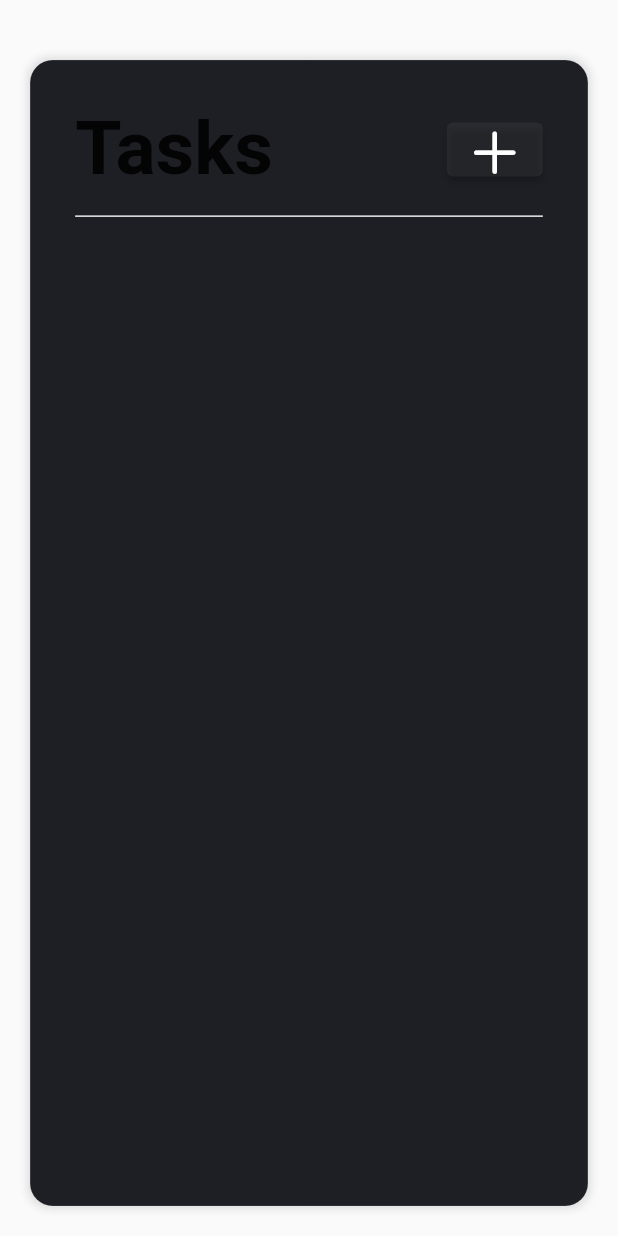
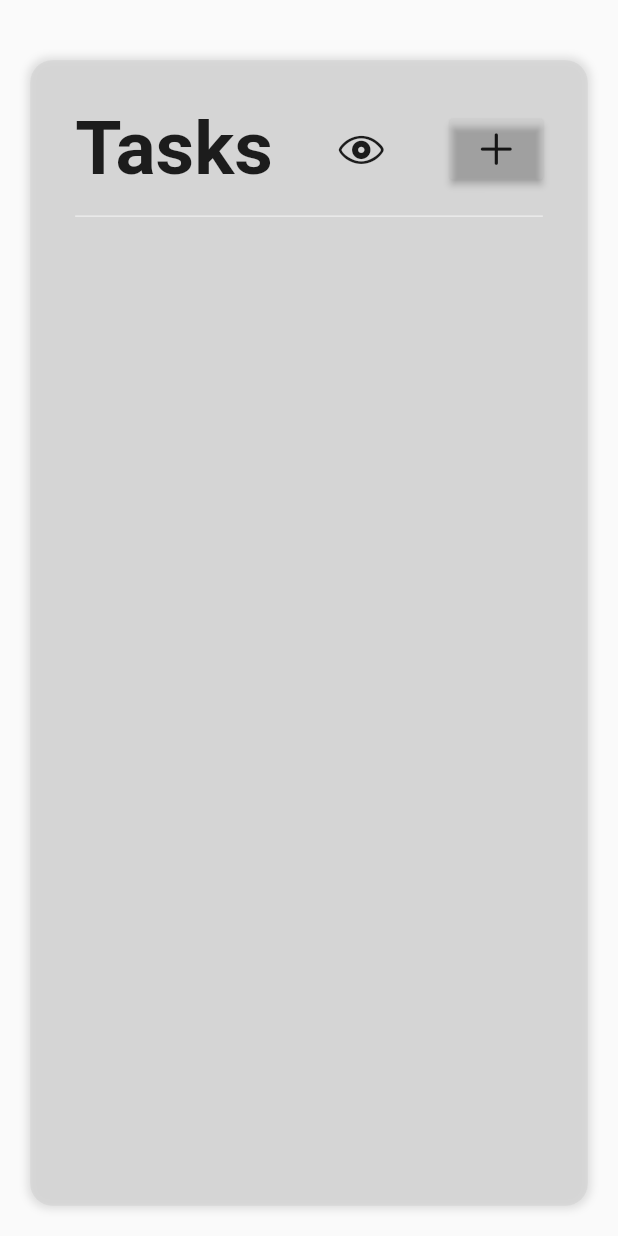
Before and after one commit to AkmalYu/TODO-list, a Flutter app: the screen it shows after launch, on a phone screen of 412 x 824 dp. Run offline on Flutter 3.47's test engine with Material 2 defaults, Android fonts, the phone set to English and light mode, and no system bars.

Commit message:
кнопка сменны темы

```diff
--- a/lib/main.dart
+++ b/lib/main.dart
@@ -1,41 +1,39 @@
 import 'package:flutter/cupertino.dart';
+import 'package:flutter/widgets.dart';
 import 'package:flutter/material.dart';
-
-ThemeData _darkTheme = ThemeData(
-  brightness: Brightness.dark,
-  primaryColor: const Color(0xFF1E1F25),
-);
-
-ThemeData _lightTheme = ThemeData(
-  brightness: Brightness.light,
-  primaryColor: Colors.white,
-);
 
 void main() => runApp(MyApp());
 
 class MyApp extends StatelessWidget {
+  final ValueNotifier<ThemeMode> _notifier = ValueNotifier(ThemeMode.light);
+
   @override
   Widget build(BuildContext context) {
+    return ValueListenableBuilder<ThemeMode>(
+      valueListenable: _notifier,
+      builder: (_, mode, __) {
         return MaterialApp(
-      theme: _lightTheme,
-      darkTheme: _darkTheme,
-      themeMode: ThemeMode.system,
+          theme: ThemeData.light(),
+          darkTheme: ThemeData.dark(),
+          themeMode: mode,
           home: Scaffold(
             body: Padding(
-          padding:
-              const EdgeInsets.only(top: 40, left: 20, right: 20, bottom: 20),
+              padding: const EdgeInsets.only(
+                  top: 40, left: 20, right: 20, bottom: 20),
               // отступы за пределами контейнера
               child: Container(
-            padding: EdgeInsets.only(top: 30, left: 30, right: 30, bottom: 20),
+                padding:
+                EdgeInsets.only(top: 30, left: 30, right: 30, bottom: 20),
                 //отступы внутри контейнера
                 decoration: BoxDecoration(
-                color: Color(0xFF1E1F25),
+                    color: Theme.of(context).splashColor,
                     boxShadow: [
                       BoxShadow(
                         color: Colors.grey.withOpacity(0.3),
                         spreadRadius: 2,
                         blurRadius: 4,
-                    offset: const Offset(0, 0), // changes pogsition of shadow
+                        offset:
+                        const Offset(0, 0), // changes pogsition of shadow
                       ),
                     ],
                     border: Border.all(
@@ -55,16 +53,31 @@ class MyApp extends StatelessWidget {
                             fontWeight: FontWeight.bold,
                           ),
                         ),
-                    ElevatedButton(
+                        ButtonTheme(
+                          minWidth: 20,
+                          height: 40,
+                          child: MaterialButton(
+                            onPressed: () => _notifier.value =
+                            mode == ThemeMode.light
+                                ? ThemeMode.dark
+                                : ThemeMode.light,
+                            child: Icon(
+                              CupertinoIcons.eye,
+                              size: 30,
+                            ),
+                          ),
+                        ),
+                        ButtonTheme(
+                          minWidth: 15,
+                          height: 40,
+                          child: MaterialButton(
                             onPressed: () {},
-                      style: ElevatedButton.styleFrom(
-                        primary: Color(0xFFFFFFF),
-                        // padding: EdgeInsets.only(left: 5, right: 1),
-                        fixedSize: Size(30, 30),
-                      ),
+                            color: Color(0xFFFFFFF),
+
                             child: Icon(
                               CupertinoIcons.add,
-                        size: 40,
+                              size: 30,
+                            ),
                           ),
                         ),
                       ],
@@ -80,5 +93,7 @@ class MyApp extends StatelessWidget {
             ),
           ),
         );
+      },
+    );
   }
 }
```
Lines whose indentation alone changed are shown as unchanged.
